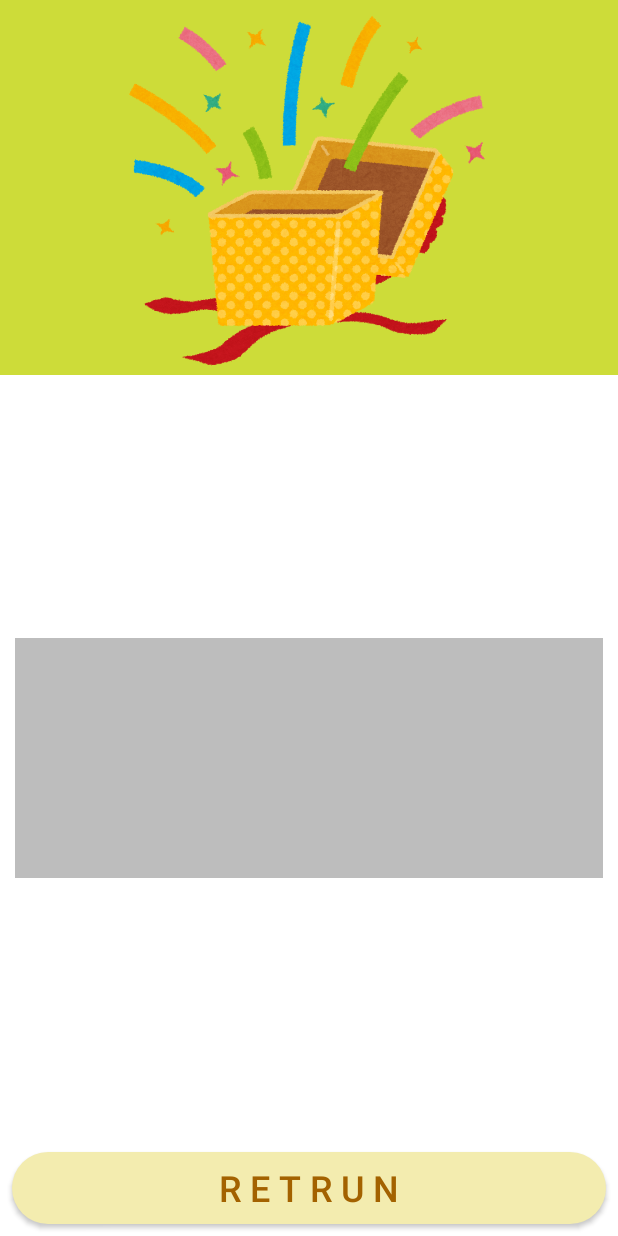
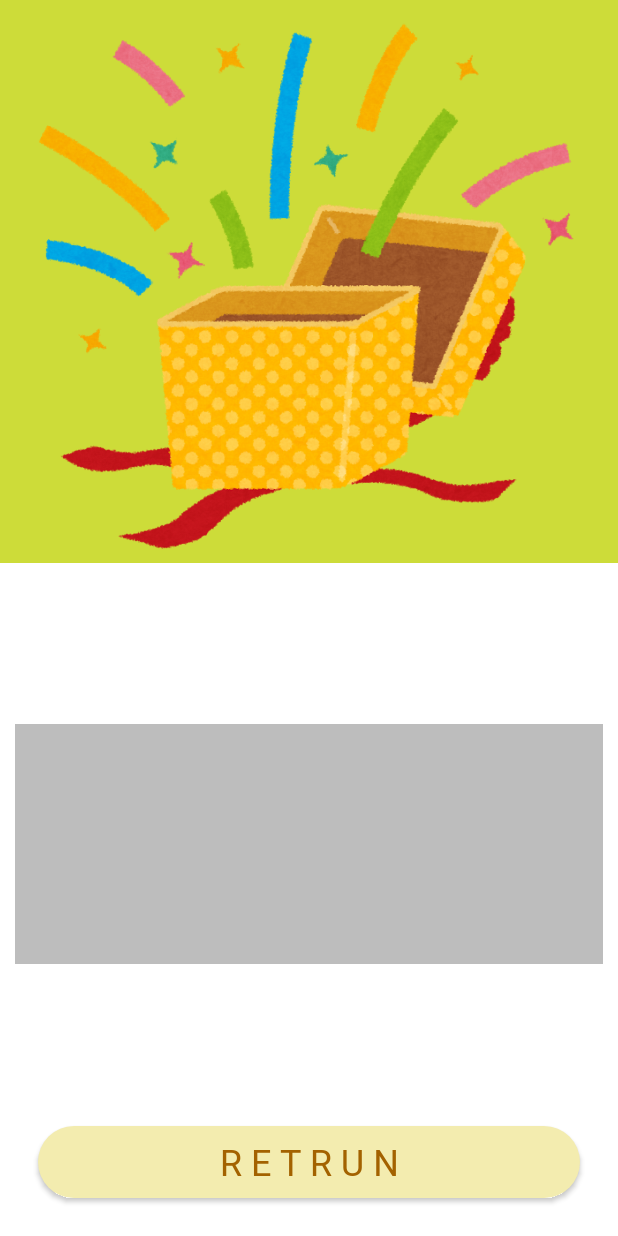
Before and after one commit to kenst723/Scratch_newer_Spring_2021, an Android app: the NameSelectActivity screen opened directly, with no data from a screen before it, on a phone screen of 412 x 824 dp. Run offline under Robolectric (Android 15) with nearby library versions, the phone set to English and light mode, and no system bars; Roboto replaces fonts that are not available here.

```diff
--- a/app/src/main/res/layout/activity_name_select.xml
+++ b/app/src/main/res/layout/activity_name_select.xml
@@ -10,38 +10,30 @@
     <LinearLayout
         android:layout_width="match_parent"
         android:layout_height="match_parent"
-        android:orientation="vertical">
-
-        <LinearLayout
-            android:layout_width="match_parent"
-            android:layout_height="match_parent"
         android:background="#FFFFFF"
         android:orientation="vertical">
 
         <ImageView
             android:id="@+id/imageView3"
             android:layout_width="match_parent"
-                android:layout_height="250dp"
+            android:layout_height="0dp"
+            android:layout_weight="0.5"
             android:background="#CDDC39"
             app:srcCompat="@drawable/present_open" />
 
-            <LinearLayout
-                android:layout_width="match_parent"
-                android:layout_height="match_parent"
-                android:layout_weight="1"
-                android:orientation="vertical">
-
-            </LinearLayout>
-
         <FrameLayout
             android:layout_width="match_parent"
-                android:layout_height="wrap_content">
+            android:layout_height="0dp"
+            android:layout_weight="0.5">
 
             <TextView
                 android:id="@+id/finalShowFrag"
                 android:layout_width="match_parent"
                 android:layout_height="160dp"
+                android:layout_gravity="center"
+                android:layout_margin="10dp"
                 android:layout_weight="1"
+                android:fontFamily="@font/kodomo_font"
                 android:gravity="center_horizontal|center_vertical"
                 android:textSize="70sp" />
 
@@ -49,6 +41,7 @@
                 android:id="@+id/view1"
                 android:layout_width="match_parent"
                 android:layout_height="160dp"
+                android:layout_gravity="center"
                 android:layout_margin="10dp"
                 app:layout_constraintEnd_toEndOf="parent"
                 app:layout_constraintStart_toStartOf="parent"
@@ -58,23 +51,19 @@
 
         </FrameLayout>
 
-            <LinearLayout
-                android:layout_width="match_parent"
-                android:layout_height="match_parent"
-                android:layout_weight="1"
-                android:orientation="vertical" />
-
         <Button
             android:id="@+id/stop"
             android:layout_width="match_parent"
             android:layout_height="wrap_content"
-                android:layout_margin="8dp"
+            android:layout_marginLeft="25dp"
+            android:layout_marginRight="25dp"
+            android:layout_marginBottom="25dp"
             android:background="@drawable/random_start_button_background"
+            android:fontFamily="@font/kodomo_font"
             android:text="R e t r u n"
             android:textColor="#A36200"
             android:textSize="24sp" />
 
     </LinearLayout>
 
-    </LinearLayout>
 </androidx.constraintlayout.widget.ConstraintLayout>
```
Also changed, not shown: app/src/main/java/app/sato/ken/scratch_newer_spring_2021/fragment/NameFragment.kt (+19 -59 lines), app/src/main/res/layout/activity_number_select.xml (+11 -26 lines). Lines whose indentation alone changed are shown as unchanged.
